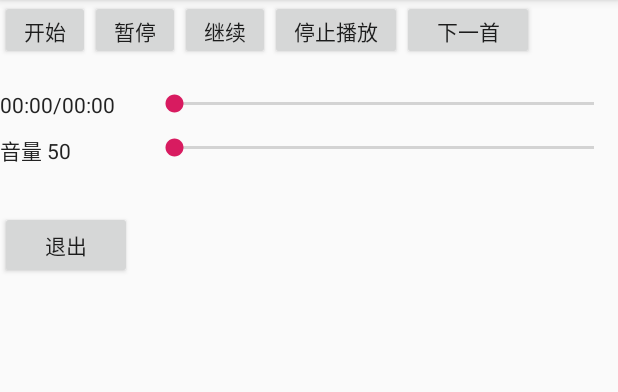
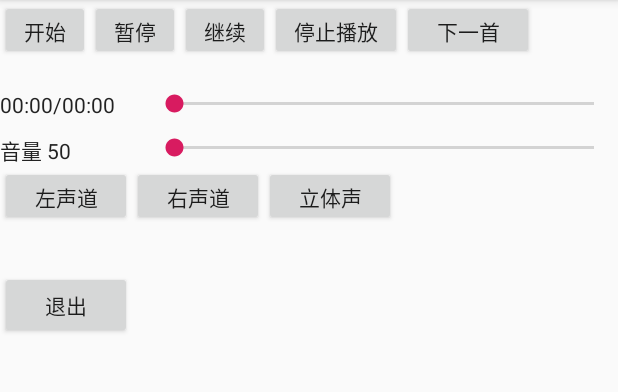
Before and after one commit to kfrepo/FFmusic, an Android app: the screen it shows after launch (MainActivity), on a phone screen of 412 x 824 dp, the part 84-476 px from its top. Run offline under Robolectric (Android 15) with nearby library versions, the phone set to English and light mode, and no system bars; 9 statements that could not run were skipped.

Commit message:
声道切换

```diff
--- a/app/src/main/java/com/wguet/ffmusic/MainActivity.java
+++ b/app/src/main/java/com/wguet/ffmusic/MainActivity.java
@@ -48,6 +48,8 @@
 
     private TextView volumeTv;
     private SeekBar volumeSeek;
+
+    private Button leftBt, rightBt, stereoBt;
 
     /**
      * 是否正在滑动进度条
@@ -113,6 +115,10 @@
 
         volumeTv = findViewById(R.id.audio_volume_tv);
         volumeSeek = findViewById(R.id.audio_volume_sb);
+
+        leftBt = findViewById(R.id.sound_channel_left_bt);
+        rightBt = findViewById(R.id.sound_channel_right_bt);
+        stereoBt = findViewById(R.id.sound_channel_stereo_bt);
 
         //开始
         btStartPlay.setOnClickListener(new View.OnClickListener() {
@@ -193,6 +199,26 @@
 
             @Override
             public void onStopTrackingTouch(SeekBar seekBar) {
+            }
+        });
+
+        //声道控制
+        leftBt.setOnClickListener(new View.OnClickListener() {
+            @Override
+            public void onClick(View v) {
+                ffPlayer.setMute(1);
+            }
+        });
+        rightBt.setOnClickListener(new View.OnClickListener() {
+            @Override
+            public void onClick(View v) {
+                ffPlayer.setMute(0);
+            }
+        });
+        stereoBt.setOnClickListener(new View.OnClickListener() {
+            @Override
+            public void onClick(View v) {
+                ffPlayer.setMute(2);
             }
         });
     }
--- a/app/src/main/res/layout/activity_main.xml
+++ b/app/src/main/res/layout/activity_main.xml
@@ -88,6 +88,32 @@
             android:max="100" />
     </LinearLayout>
 
+    <LinearLayout
+        android:id="@+id/sound_channel_ll"
+        android:layout_width="wrap_content"
+        android:layout_height="wrap_content"
+        android:layout_below="@+id/audio_volume_ll"
+        android:orientation="horizontal">
+        <Button
+            android:id="@+id/sound_channel_left_bt"
+            android:layout_width="wrap_content"
+            android:layout_height="40dp"
+            android:text="左声道" />
+
+        <Button
+            android:id="@+id/sound_channel_right_bt"
+            android:layout_width="wrap_content"
+            android:layout_height="40dp"
+            android:text="右声道" />
+
+        <Button
+            android:id="@+id/sound_channel_stereo_bt"
+            android:layout_width="wrap_content"
+            android:layout_height="40dp"
+            android:text="立体声" />
+
+    </LinearLayout>
+
 
     <Button
         android:id="@+id/bt_finish"
@@ -95,6 +121,6 @@
         android:layout_height="45dp"
         android:layout_marginTop="30dp"
         android:text="退出"
-        android:layout_below="@+id/audio_volume_ll"/>
+        android:layout_below="@+id/sound_channel_ll"/>
 
 </RelativeLayout>
--- a/myplayer/src/main/java/com/wguet/myplayer/player/FFPlayer.java
+++ b/myplayer/src/main/java/com/wguet/myplayer/player/FFPlayer.java
@@ -143,6 +143,14 @@
     }
 
     /**
+     * 声道控制
+     * @param mute
+     */
+    public void setMute(int mute) {
+        jniSetMute(mute);
+    }
+
+    /**
      * c++回调java的方法
      */
     public void onCallPrepared(){
@@ -201,5 +209,5 @@
 
     private native int jniDuration();
     private native void jniSetVolume(int percent);
-
+    private native void jniSetMute(int mute);
 }
```
Also changed, not shown: 5 other files.
